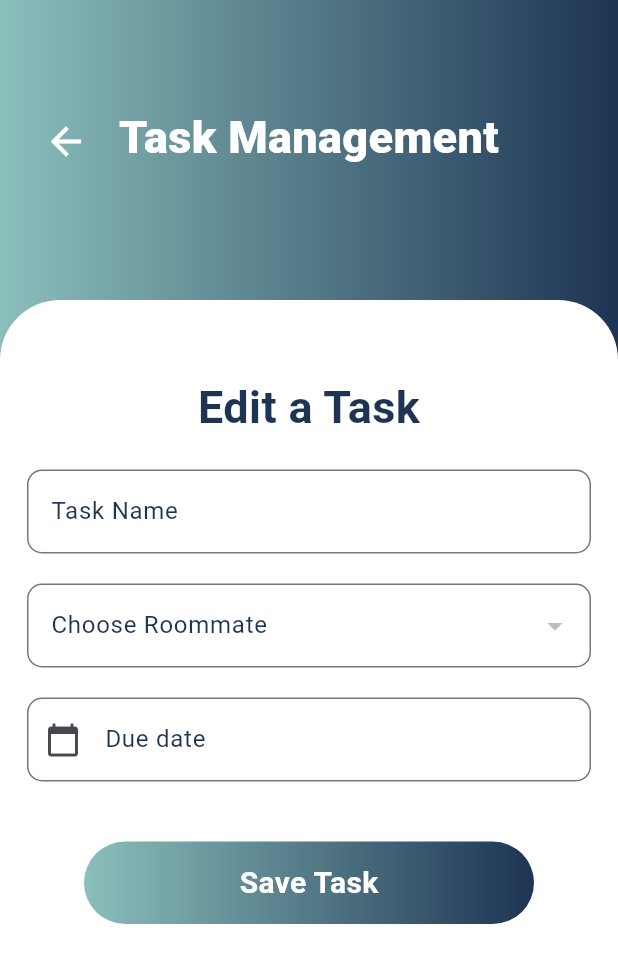
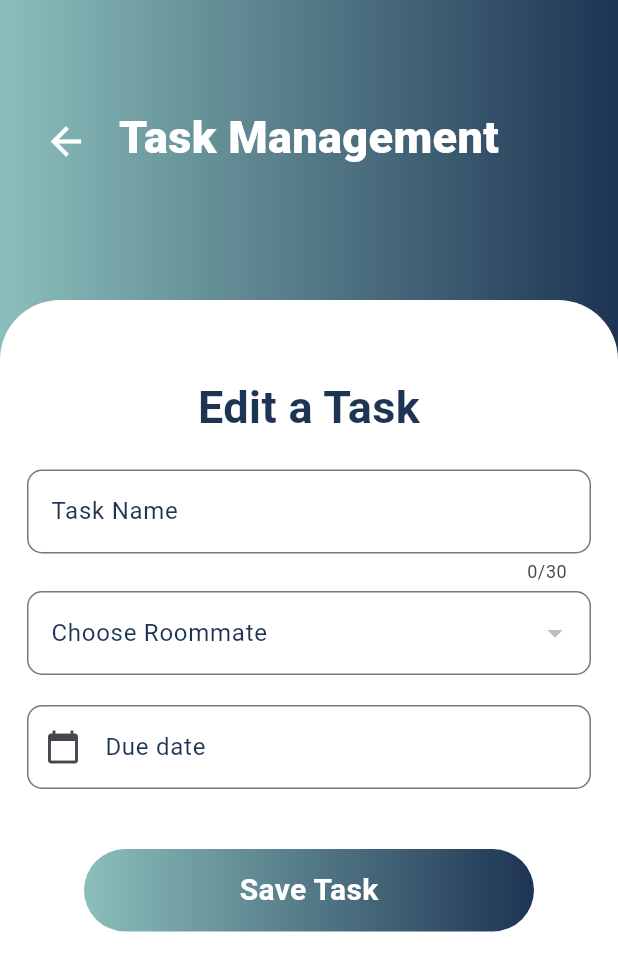
Before and after one commit to cammartinezx/RoomHub, a Flutter app: the EditTaskForm screen opened directly with empty values, on a phone screen of 412 x 824 dp. Shown: the top 971 px of the screen. Run offline on Flutter 3.47's test engine with Material 3 defaults, Android fonts, the phone set to English and light mode, and no system bars; our stand-ins replace animated_splash_screen, flutter_card_swiper, flutter_riverpod, fluttertoast, lottie; missing offline and left inert: amplify_auth_cognito, amplify_flutter, multiselect; network calls fail.

Commit message:
Updated the char count for task name.

```diff
--- a/flutter_frontend/lib/screens/taskManagement/edit_task_form.dart
+++ b/flutter_frontend/lib/screens/taskManagement/edit_task_form.dart
@@ -2,6 +2,7 @@
 import 'dart:convert';
 
 import "package:flutter/material.dart";
+import 'package:flutter/services.dart';
 import 'package:flutter_frontend/utils/our_theme.dart';
 import "package:flutter_frontend/widgets/gradient_button.dart";
 import 'package:http/http.dart' as http;
@@ -196,9 +197,13 @@ class _EditTaskFormState extends State<EditTaskForm> {
                             ),
                             errorText: _taskNameError
                         ),
+                        maxLength: 30,
+                        inputFormatters: [
+                          LengthLimitingTextInputFormatter(50), // Limits input to 50 characters
+                        ],
                       ),
                       const SizedBox(
-                        height: 20.0,
+                        height: 5.0,
                       ),
                       DropdownButtonFormField<String>(
                           value: selectedRoommate,
```
Also changed, not shown: flutter_frontend/lib/screens/taskManagement/create_task_form.dart (+7 -2 lines).
